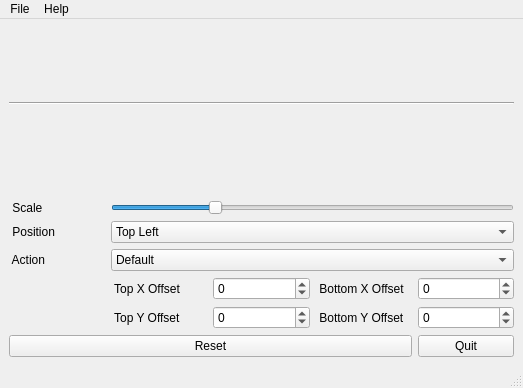
This is include/ui/spiritgui.ui in antony-jr/spirit as Qt 5 draws it before an edit. The edited form follows.
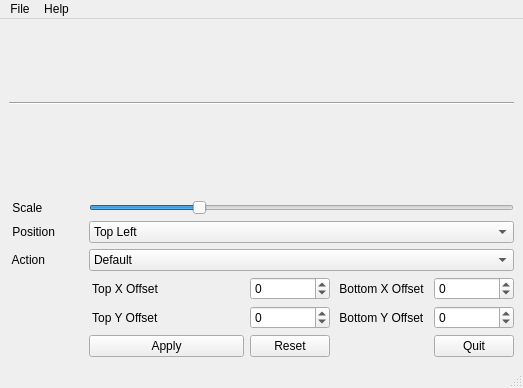
This is the edited form.

The edit to the form file:
```diff
--- a/include/ui/spiritgui.ui
+++ b/include/ui/spiritgui.ui
@@ -11,7 +11,7 @@
    </rect>
   </property>
   <property name="windowTitle">
-   <string>Spirit</string>
+   <string>Spirit Manager</string>
   </property>
   <property name="toolTip">
    <string>The Twenty First Century Window Sitter</string>
@@ -20,28 +20,7 @@
    <layout class="QGridLayout" name="gridLayout_2">
     <item row="0" column="0">
      <layout class="QGridLayout" name="gridLayout">
-      <item row="11" column="4">
-       <widget class="QPushButton" name="quitBtn">
-        <property name="text">
-         <string>Quit</string>
-        </property>
-       </widget>
-      </item>
-      <item row="7" column="0">
-       <widget class="QLabel" name="actionLbl">
-        <property name="text">
-         <string> Action</string>
-        </property>
-       </widget>
-      </item>
-      <item row="11" column="0" colspan="4">
-       <widget class="QPushButton" name="resetBtn">
-        <property name="text">
-         <string>Reset</string>
-        </property>
-       </widget>
-      </item>
-      <item row="5" column="1" colspan="4">
+      <item row="5" column="1" colspan="5">
        <widget class="QSlider" name="scaleSlider">
         <property name="maximum">
          <number>400</number>
@@ -54,7 +33,38 @@
         </property>
        </widget>
       </item>
-      <item row="0" column="0" colspan="5">
+      <item row="6" column="0">
+       <widget class="QLabel" name="positionLbl">
+        <property name="text">
+         <string> Position </string>
+        </property>
+       </widget>
+      </item>
+      <item row="11" column="5">
+       <widget class="QPushButton" name="quitBtn">
+        <property name="text">
+         <string>Quit</string>
+        </property>
+       </widget>
+      </item>
+      <item row="8" column="5">
+       <widget class="QSpinBox" name="x2offset">
+        <property name="minimum">
+         <number>-400</number>
+        </property>
+        <property name="maximum">
+         <number>400</number>
+        </property>
+       </widget>
+      </item>
+      <item row="11" column="1" colspan="2">
+       <widget class="QPushButton" name="applyBtn">
+        <property name="text">
+         <string>Apply</string>
+        </property>
+       </widget>
+      </item>
+      <item row="0" column="0" colspan="6">
        <widget class="QLabel" name="spiritName">
         <property name="font">
          <font>
@@ -72,6 +82,44 @@
         </property>
        </widget>
       </item>
+      <item row="7" column="0">
+       <widget class="QLabel" name="actionLbl">
+        <property name="text">
+         <string> Action</string>
+        </property>
+       </widget>
+      </item>
+      <item row="9" column="3">
+       <widget class="QSpinBox" name="y1offset">
+        <property name="minimum">
+         <number>-400</number>
+        </property>
+        <property name="maximum">
+         <number>400</number>
+        </property>
+       </widget>
+      </item>
+      <item row="8" column="4">
+       <widget class="QLabel" name="botXoffsetLbl">
+        <property name="text">
+         <string> Bottom X Offset </string>
+        </property>
+       </widget>
+      </item>
+      <item row="9" column="4">
+       <widget class="QLabel" name="label_3">
+        <property name="text">
+         <string> Bottom Y Offset </string>
+        </property>
+       </widget>
+      </item>
+      <item row="1" column="0" colspan="4">
+       <widget class="QLabel" name="copyrightLbl">
+        <property name="text">
+         <string/>
+        </property>
+       </widget>
+      </item>
       <item row="5" column="0">
        <widget class="QLabel" name="scaleLbl">
         <property name="text">
@@ -79,29 +127,38 @@
         </property>
        </widget>
       </item>
-      <item row="7" column="1" colspan="4">
-       <widget class="QComboBox" name="actionComboBox">
+      <item row="6" column="1" colspan="5">
+       <widget class="QComboBox" name="positionComboBox">
         <item>
          <property name="text">
-          <string>Default</string>
+          <string>Top Left</string>
          </property>
         </item>
+        <item>
+         <property name="text">
+          <string>Top Right</string>
+         </property>
+        </item>
+        <item>
+         <property name="text">
+          <string>Bottom Left</string>
+         </property>
+        </item>
+        <item>
+         <property name="text">
+          <string>Bottom Right</string>
+         </property>
+        </item>
        </widget>
       </item>
-      <item row="3" column="0" colspan="5">
-       <widget class="Line" name="line">
-        <property name="minimumSize">
-         <size>
-          <width>0</width>
-          <height>10</height>
-         </size>
+      <item row="11" column="3">
+       <widget class="QPushButton" name="resetBtn">
+        <property name="text">
+         <string>Reset</string>
         </property>
-        <property name="orientation">
-         <enum>Qt::Horizontal</enum>
-        </property>
        </widget>
       </item>
-      <item row="4" column="0" colspan="5">
+      <item row="4" column="0" colspan="6">
        <spacer name="verticalSpacer">
         <property name="orientation">
          <enum>Qt::Vertical</enum>
@@ -117,45 +174,29 @@
         </property>
        </spacer>
       </item>
-      <item row="1" column="0" colspan="4">
-       <widget class="QLabel" name="copyrightLbl">
-        <property name="text">
-         <string/>
-        </property>
-       </widget>
-      </item>
-      <item row="6" column="1" colspan="4">
-       <widget class="QComboBox" name="positionComboBox">
+      <item row="7" column="1" colspan="5">
+       <widget class="QComboBox" name="actionComboBox">
         <item>
          <property name="text">
-          <string>Top Left</string>
+          <string>Default</string>
          </property>
         </item>
-        <item>
-         <property name="text">
-          <string>Top Right</string>
-         </property>
-        </item>
-        <item>
-         <property name="text">
-          <string>Bottom Left</string>
-         </property>
-        </item>
-        <item>
-         <property name="text">
-          <string>Bottom Right</string>
-         </property>
-        </item>
        </widget>
       </item>
-      <item row="6" column="0">
-       <widget class="QLabel" name="positionLbl">
-        <property name="text">
-         <string> Position </string>
+      <item row="3" column="0" colspan="6">
+       <widget class="Line" name="line">
+        <property name="minimumSize">
+         <size>
+          <width>0</width>
+          <height>10</height>
+         </size>
         </property>
+        <property name="orientation">
+         <enum>Qt::Horizontal</enum>
+        </property>
        </widget>
       </item>
-      <item row="9" column="4">
+      <item row="9" column="5">
        <widget class="QSpinBox" name="y2offset">
         <property name="minimum">
          <number>-400</number>
@@ -165,24 +206,7 @@
         </property>
        </widget>
       </item>
-      <item row="8" column="4">
-       <widget class="QSpinBox" name="x2offset">
-        <property name="minimum">
-         <number>-400</number>
-        </property>
-        <property name="maximum">
-         <number>400</number>
-        </property>
-       </widget>
-      </item>
       <item row="8" column="3">
-       <widget class="QLabel" name="botXoffsetLbl">
-        <property name="text">
-         <string> Bottom X Offset </string>
-        </property>
-       </widget>
-      </item>
-      <item row="8" column="2">
        <widget class="QSpinBox" name="x1offset">
         <property name="minimum">
          <number>-400</number>
@@ -201,37 +225,20 @@
         </property>
        </widget>
       </item>
-      <item row="8" column="1">
+      <item row="8" column="1" colspan="2">
        <widget class="QLabel" name="xoffsetLbl">
         <property name="text">
          <string> Top X Offset </string>
         </property>
        </widget>
       </item>
-      <item row="9" column="2">
-       <widget class="QSpinBox" name="y1offset">
-        <property name="minimum">
-         <number>-400</number>
-        </property>
-        <property name="maximum">
-         <number>400</number>
-        </property>
-       </widget>
-      </item>
-      <item row="9" column="1">
+      <item row="9" column="1" colspan="2">
        <widget class="QLabel" name="label_2">
         <property name="text">
          <string> Top Y Offset </string>
         </property>
        </widget>
       </item>
-      <item row="9" column="3">
-       <widget class="QLabel" name="label_3">
-        <property name="text">
-         <string> Bottom Y Offset </string>
-        </property>
-       </widget>
-      </item>
      </layout>
     </item>
    </layout>
```
